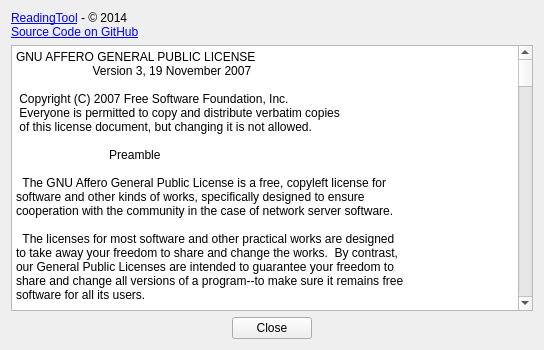
Above: qtdesigner/about.ui from t123/ReadingTool.Python before the change. Below: the same form after it.
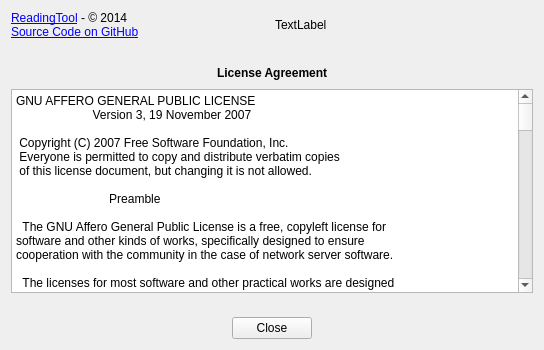
That is the form after the change.

Diff of the .ui file:
```diff
--- a/qtdesigner/about.ui
+++ b/qtdesigner/about.ui
@@ -16,17 +16,78 @@
   <property name="windowTitle">
    <string>About</string>
   </property>
-  <layout class="QVBoxLayout" name="verticalLayout">
+  <layout class="QVBoxLayout" name="verticalLayout" stretch="0,0,0,1,0,0">
    <item>
-    <widget class="QLabel" name="label">
-     <property name="text">
-      <string>&lt;a href=&quot;http://api.readingtool.net&quot;&gt;ReadingTool&lt;/a&gt; - &lt;span&gt;&amp;copy; 2014&lt;/span&gt;&lt;br/&gt;
+    <layout class="QGridLayout" name="gridLayout">
+     <item row="0" column="0">
+      <widget class="QLabel" name="label">
+       <property name="text">
+        <string>&lt;a href=&quot;http://api.readingtool.net&quot;&gt;ReadingTool&lt;/a&gt; - &lt;span&gt;&amp;copy; 2014&lt;/span&gt;&lt;br/&gt;
 &lt;a href=&quot;https://github.com/t123/ReadingTool.Python&quot;&gt;Source Code on GitHub&lt;/a&gt;</string>
+       </property>
+       <property name="openExternalLinks">
+        <bool>true</bool>
+       </property>
+      </widget>
+     </item>
+     <item row="0" column="1">
+      <widget class="QLabel" name="lblVersion">
+       <property name="text">
+        <string>TextLabel</string>
+       </property>
+      </widget>
+     </item>
+    </layout>
+   </item>
+   <item>
+    <spacer name="verticalSpacer">
+     <property name="orientation">
+      <enum>Qt::Vertical</enum>
      </property>
-     <property name="openExternalLinks">
-      <bool>true</bool>
+     <property name="sizeHint" stdset="0">
+      <size>
+       <width>20</width>
+       <height>18</height>
+      </size>
      </property>
-    </widget>
+    </spacer>
+   </item>
+   <item>
+    <layout class="QHBoxLayout" name="horizontalLayout_2">
+     <item>
+      <spacer name="horizontalSpacer_3">
+       <property name="orientation">
+        <enum>Qt::Horizontal</enum>
+       </property>
+       <property name="sizeHint" stdset="0">
+        <size>
+         <width>40</width>
+         <height>20</height>
+        </size>
+       </property>
+      </spacer>
+     </item>
+     <item>
+      <widget class="QLabel" name="label_2">
+       <property name="text">
+        <string>&lt;b&gt;License Agreement</string>
+       </property>
+      </widget>
+     </item>
+     <item>
+      <spacer name="horizontalSpacer_4">
+       <property name="orientation">
+        <enum>Qt::Horizontal</enum>
+       </property>
+       <property name="sizeHint" stdset="0">
+        <size>
+         <width>40</width>
+         <height>20</height>
+        </size>
+       </property>
+      </spacer>
+     </item>
+    </layout>
    </item>
    <item>
     <widget class="QPlainTextEdit" name="plainTextEdit">
@@ -698,6 +759,19 @@
      </property>
     </widget>
    </item>
+   <item>
+    <spacer name="verticalSpacer_2">
+     <property name="orientation">
+      <enum>Qt::Vertical</enum>
+     </property>
+     <property name="sizeHint" stdset="0">
+      <size>
+       <width>20</width>
+       <height>18</height>
+      </size>
+     </property>
+    </spacer>
+   </item>
    <item>
     <layout class="QHBoxLayout" name="horizontalLayout">
      <item>
```
